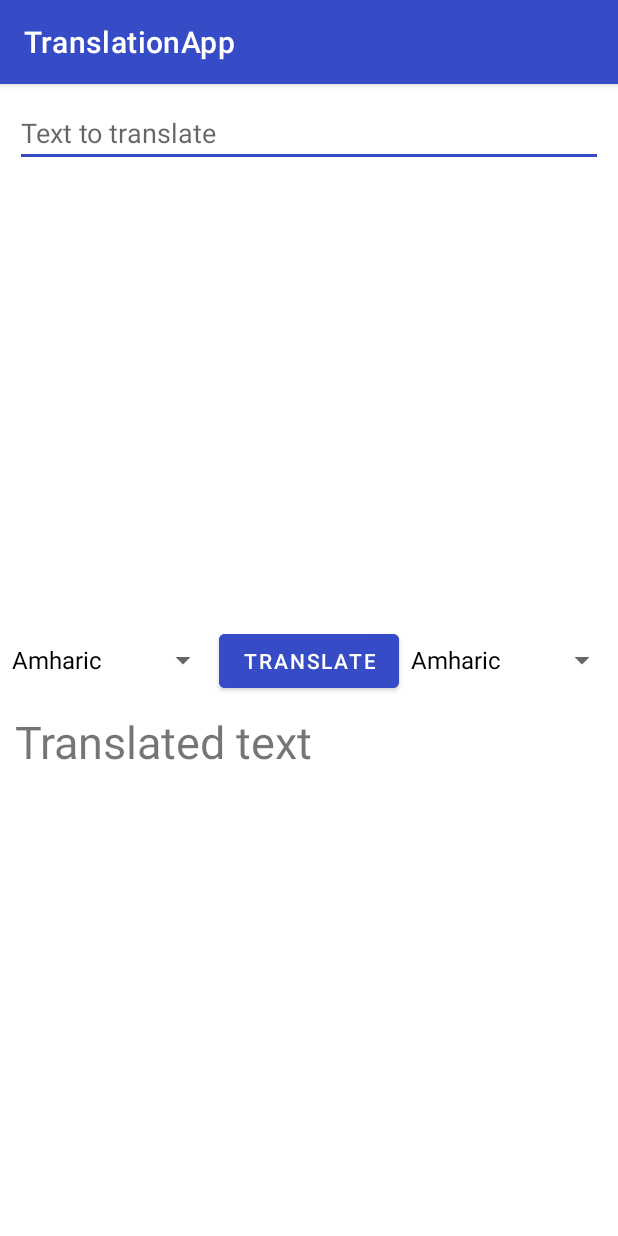
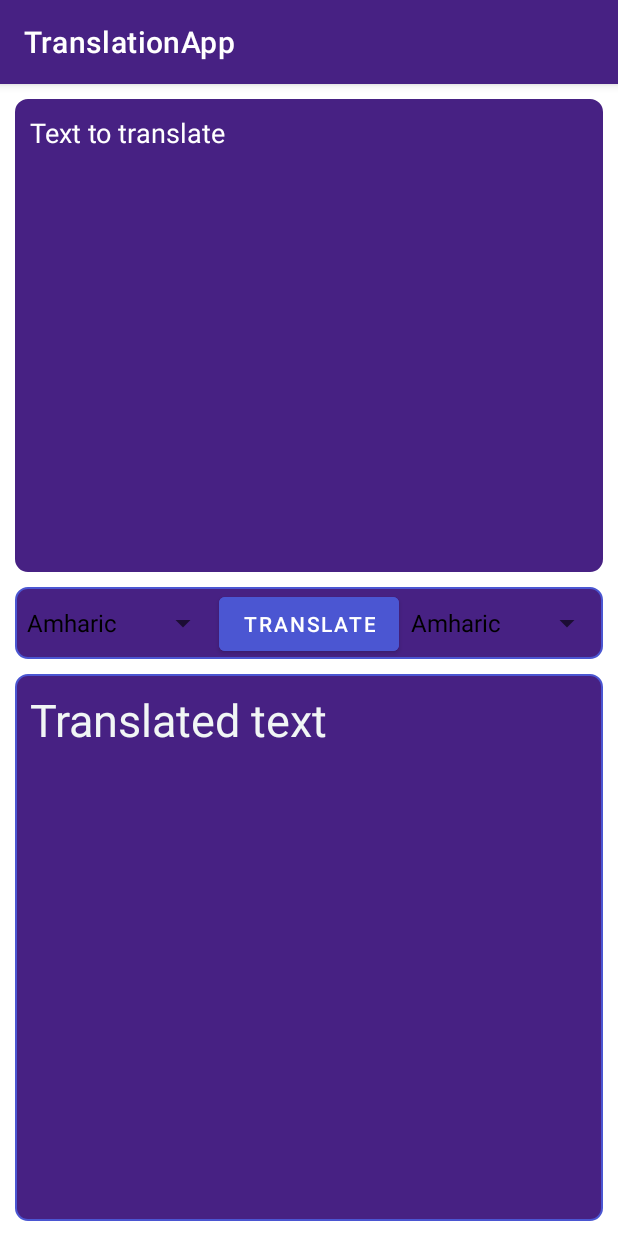
Before and after one commit to Setr0/TranslationApp, an Android app: the screen it shows after launch (MainActivity), after a tap on "TRANSLATE", on a phone screen of 412 x 824 dp. Run offline under Robolectric (Android 15) with nearby library versions, the phone set to English and light mode, and no system bars; our stand-ins replace Volley; network calls fail.

Commit message:
Updated the layout

```diff
--- a/app/src/main/java/com/example/translationapp/Countries.java
+++ b/app/src/main/java/com/example/translationapp/Countries.java
@@ -105,7 +105,6 @@ public class Countries {
         countriesObj.put("Yiddish", "yi-YD");
         countriesObj.put("Zulu", "zu-ZA");
 
-
         return countriesObj;
     }
 }
--- a/app/src/main/java/com/example/translationapp/MainActivity.java
+++ b/app/src/main/java/com/example/translationapp/MainActivity.java
@@ -2,6 +2,8 @@ package com.example.translationapp;
 
 import androidx.appcompat.app.AppCompatActivity;
 
+import android.graphics.Color;
+import android.graphics.drawable.ColorDrawable;
 import android.os.Bundle;
 import android.view.View;
 import android.widget.AdapterView;
@@ -33,6 +35,7 @@ public class MainActivity extends AppCompatActivity {
     protected void onCreate(Bundle savedInstanceState) {
         super.onCreate(savedInstanceState);
         setContentView(R.layout.activity_main);
+        getSupportActionBar().setBackgroundDrawable(new ColorDrawable(Color.parseColor("#472183")));
 
         fromEditText = findViewById(R.id.fromEditText);
         toTextView = findViewById(R.id.toTextView);
@@ -85,9 +88,8 @@ public class MainActivity extends AppCompatActivity {
             translateButton.setOnClickListener(new View.OnClickListener() {
                 @Override
                 public void onClick(View view) {
-                    String fromLanguageCode = null;
                     try {
-                        fromLanguageCode = countries.getString(fromLanguage);
+                        String fromLanguageCode = countries.getString(fromLanguage);
                         String toLanguageCode = countries.getString(toLanguage);
 
                         Translate.translate(MainActivity.this, toTextView, fromLanguageCode, toLanguageCode, fromEditText.getText().toString());
--- /dev/null
+++ b/app/src/main/res/drawable/background.xml
@@ -0,0 +1,18 @@
+<?xml version="1.0" encoding="utf-8"?>
+<selector xmlns:android="http://schemas.android.com/apk/res/android">
+    <item android:state_focused="true" android:state_enabled="true">
+        <shape android:shape="rectangle">
+            <solid android:color="@color/purple"/>
+            <corners android:radius="8sp"/>
+            <stroke android:color="@color/purple" android:width="1dp"/>
+        </shape>
+    </item>
+
+    <item android:state_enabled="true">
+        <shape android:shape="rectangle">
+            <solid android:color="@color/purple"/>
+            <corners android:radius="8sp"/>
+            <stroke android:color="@color/blue" android:width="1dp"/>
+        </shape>
+    </item>
+</selector>
--- a/app/src/main/res/layout/activity_main.xml
+++ b/app/src/main/res/layout/activity_main.xml
@@ -6,29 +6,44 @@
     android:layout_height="match_parent"
     tools:context=".MainActivity">
 
+    <LinearLayout
+        android:layout_width="match_parent"
+        android:layout_height="match_parent"
+        android:orientation="vertical">
+
         <EditText
             android:layout_width="match_parent"
             android:layout_height="wrap_content"
-        android:inputType="text|textMultiLine"
+            android:layout_weight="1"
+            android:inputType="textMultiLine"
             android:id="@+id/fromEditText"
             android:hint="Text to translate"
             android:scrollbars="vertical"
             android:gravity="top|left"
-        android:overScrollMode="always"
             android:scrollbarStyle="insideInset"
             android:layout_marginLeft="10dp"
             android:layout_marginRight="10dp"
-        android:layout_marginTop="10dp"/>
+            android:layout_marginTop="10dp"
+            android:maxHeight="1dp"
+            android:background="@drawable/background"
+            android:textColor="@color/white"
+            android:textColorHint="@color/white"
+            android:paddingLeft="10dp"
+            android:paddingTop="10dp"/>
 
         <LinearLayout
             android:layout_width="match_parent"
             android:layout_height="wrap_content"
-        android:layout_centerVertical="true"
-        android:id="@+id/dropDownMenu">
+            android:id="@+id/dropDownMenu"
+            android:background="@drawable/background"
+            android:layout_marginLeft="10dp"
+            android:layout_marginRight="10dp"
+            tools:ignore="UselessParent"
+            android:layout_marginTop="10dp">
             <Spinner
                 android:layout_width="wrap_content"
+                android:layout_height="wrap_content"
                 android:layout_weight="1"
-            android:layout_height="wrap_content"
                 android:id="@+id/fromLanguageSpinner"/>
             <Button
                 android:layout_width="wrap_content"
@@ -45,14 +60,20 @@
 
         <TextView
             android:layout_width="match_parent"
-        android:layout_height="match_parent"
-        android:layout_below="@id/dropDownMenu"
+            android:layout_height="wrap_content"
+            android:layout_weight="1"
             android:id="@+id/toTextView"
             android:text="Translated text"
             android:layout_marginLeft="10dp"
             android:layout_marginRight="10dp"
             android:layout_marginTop="10dp"
             android:layout_marginBottom="10dp"
-        android:textSize="30dp"/>
+            android:textSize="30dp"
+            android:backgroundTintMode="screen"
+            android:background="@drawable/background"
+            android:textColor="@color/winter"
+            android:paddingLeft="10dp"
+            android:paddingTop="10dp"/>
+    </LinearLayout>
 
 </RelativeLayout>
--- a/app/src/main/res/values-night/themes.xml
+++ b/app/src/main/res/values-night/themes.xml
@@ -6,11 +6,11 @@
         <item name="colorPrimaryVariant">@color/blue</item>
         <item name="colorOnPrimary">@color/white</item>
         <!-- Secondary brand color. -->
-        <item name="colorSecondary">@color/blue</item>
+        <item name="colorSecondary">@color/winter</item>
         <item name="colorSecondaryVariant">@color/blue</item>
         <item name="colorOnSecondary">@color/white</item>
         <!-- Status bar color. -->
-        <item name="android:statusBarColor">@color/blue</item>
+        <item name="android:statusBarColor">@color/purple_dark</item>
         <!-- Customize your theme here. -->
     </style>
 </resources>
--- a/app/src/main/res/values/colors.xml
+++ b/app/src/main/res/values/colors.xml
@@ -7,5 +7,9 @@
     <color name="teal_700">#FF018786</color>
     <color name="black">#FF000000</color>
     <color name="white">#FFFFFFFF</color>
-    <color name="blue">#364CC6</color>
+    <color name="purple">#472183</color>
+    <color name="purple_dark">#351961</color>
+    <color name="blue">#4B56D2</color>
+    <color name="light_blue">#4B56D2</color>
+    <color name="winter">#F1F6F5</color>
 </resources>
--- a/app/src/main/res/values/themes.xml
+++ b/app/src/main/res/values/themes.xml
@@ -10,7 +10,7 @@
         <item name="colorSecondaryVariant">@color/blue</item>
         <item name="colorOnSecondary">@color/white</item>
         <!-- Status bar color. -->
-        <item name="android:statusBarColor">@color/blue</item>
+        <item name="android:statusBarColor">@color/purple_dark</item>
         <!-- Customize your theme here. -->
     </style>
 </resources>
```
Lines whose indentation alone changed are shown as unchanged.
